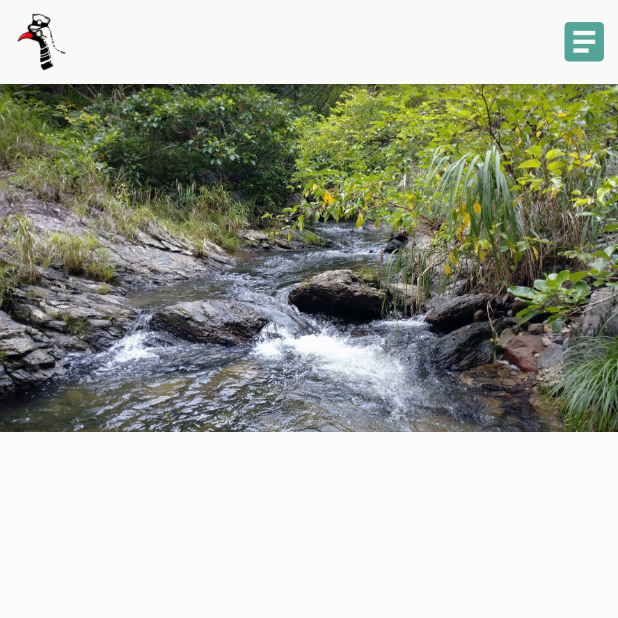
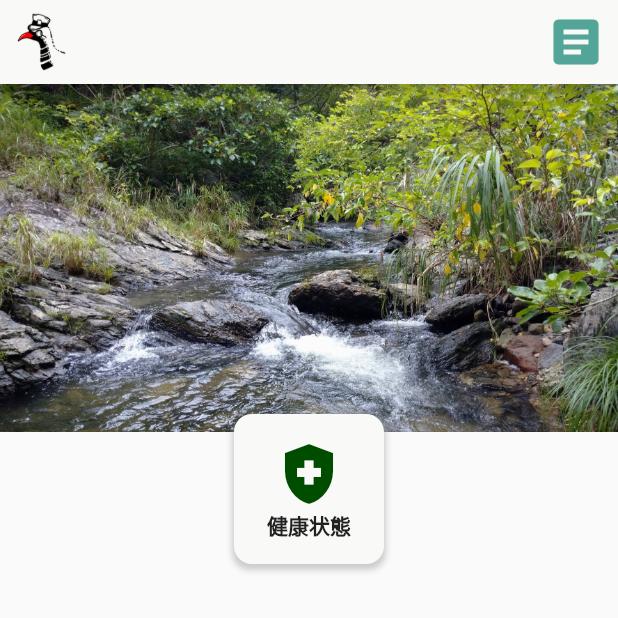
Before and after one commit to Team-NFF/quinart-application, a Flutter app: the screen it shows after launch, on a phone screen of 412 x 824 dp, the top half of it. Run offline on Flutter 3.47's test engine with Material 2 defaults, Android fonts, the light colour scheme and no system bars; our stand-ins replace flutter_riverpod, google_fonts, hooks_riverpod.

Commit message:
Add: Add health check button

```diff
--- a/lib/component/appbar/home_appbar.dart
+++ b/lib/component/appbar/home_appbar.dart
@@ -20,12 +20,13 @@ class HomeAppBar extends StatelessWidget implements PreferredSizeWidget {
           icon: const Icon(
             Icons.article,
             color: Color(0xFF53a697),
-            size: 35,
+            size: 40,
           ),
           onPressed: () {
             Scaffold.of(context).openEndDrawer();
           },
         ),
+        const SizedBox(width: 8),
       ],
     );
   }
--- /dev/null
+++ b/lib/component/home_page/main_button/health_check.dart
@@ -0,0 +1,55 @@
+import 'package:flutter/material.dart';
+
+class HealthCheckButton extends StatelessWidget {
+  const HealthCheckButton({super.key});
+
+  @override
+  Widget build(BuildContext context) {
+    return Positioned(
+      top: 220,
+      left: 20,
+      right: 20,
+      child: Center(
+        child: InkWell(
+          onTap: () {},
+          child: Container(
+            width: 100,
+            height: 100,
+            padding: const EdgeInsets.all(16),
+            decoration: BoxDecoration(
+              color: const Color(0xFFf9faf8),
+              borderRadius: BorderRadius.circular(12),
+              boxShadow: [
+                BoxShadow(
+                  color: Colors.grey.withOpacity(0.5),
+                  spreadRadius: 1,
+                  blurRadius: 3,
+                  offset: const Offset(0, 3),
+                ),
+              ],
+            ),
+            child: const SingleChildScrollView(
+              child: Column(
+                mainAxisAlignment: MainAxisAlignment.center,
+                children: [
+                  Icon(
+                    Icons.health_and_safety,
+                    color: Color(0xFF004d00),
+                    size: 48,
+                  ),
+                  Text(
+                    '健康状態',
+                    style: TextStyle(
+                      fontSize: 14,
+                      fontWeight: FontWeight.bold,
+                    ),
+                  ),
+                ],
+              ),
+            ),
+          ),
+        ),
+      ),
+    );
+  }
+}
--- a/lib/view/home_page/home.dart
+++ b/lib/view/home_page/home.dart
@@ -2,6 +2,7 @@ import 'package:flutter/material.dart';
 import 'package:quinart/component/home_page/drawer/drawer.dart';
 import 'package:quinart/component/home_page/header.dart';
 import 'package:quinart/component/appbar/home_appbar.dart';
+import 'package:quinart/component/home_page/main_button/health_check.dart';
 
 class HomeScreen extends StatelessWidget {
   const HomeScreen({super.key});
@@ -14,6 +15,7 @@ class HomeScreen extends StatelessWidget {
       body: Stack(
         children: [
           HomePageHeader(),
+          HealthCheckButton(),
         ],
       ),
     );
```
